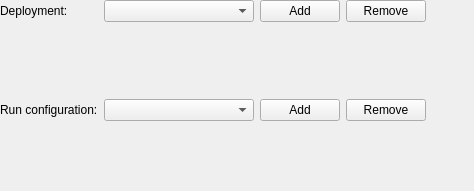
qt-creator/qt-creator, file src/plugins/projectexplorer/runsettingspropertiespage.ui: the form before one commit.
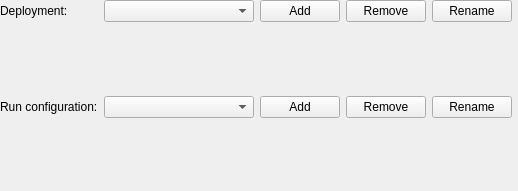
The form after the commit.

Commit message:
Add button to rename Build-/Deploy-/RunConfigurations
 * Add a rename button for Build-, Deploy- and RunConfigurations.

```diff
--- a/src/plugins/projectexplorer/runsettingspropertiespage.ui
+++ b/src/plugins/projectexplorer/runsettingspropertiespage.ui
@@ -6,15 +6,12 @@
    <rect>
     <x>0</x>
     <y>0</y>
-    <width>474</width>
+    <width>485</width>
     <height>191</height>
    </rect>
   </property>
   <layout class="QGridLayout" name="gridLayout">
-   <property name="margin">
-    <number>0</number>
-   </property>
-   <property name="spacing">
+   <property name="horizontalSpacing">
     <number>6</number>
    </property>
    <item row="0" column="0">
@@ -41,7 +38,14 @@
      </property>
     </widget>
    </item>
-   <item row="1" column="0" colspan="5">
+   <item row="0" column="4">
+    <widget class="QPushButton" name="renameDeployButton">
+     <property name="text">
+      <string>Rename</string>
+     </property>
+    </widget>
+   </item>
+   <item row="1" column="0" colspan="6">
     <widget class="QWidget" name="deployWidget" native="true"/>
    </item>
    <item row="2" column="0">
@@ -91,6 +95,13 @@
     </widget>
    </item>
    <item row="2" column="4">
+    <widget class="QPushButton" name="renameRunButton">
+     <property name="text">
+      <string>Rename</string>
+     </property>
+    </widget>
+   </item>
+   <item row="2" column="5">
     <spacer name="runHorizontalSpacer">
      <property name="orientation">
       <enum>Qt::Horizontal</enum>
@@ -103,7 +114,7 @@
      </property>
     </spacer>
    </item>
-   <item row="3" column="0" colspan="5">
+   <item row="3" column="0" colspan="6">
     <widget class="QWidget" name="runWidget" native="true"/>
    </item>
   </layout>
```
The commit also changes 4 other files.
